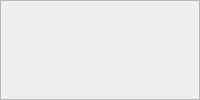
First picture: the form in source/paintwidget.ui, repository pionere/d1-graphics-tool, before the edit.
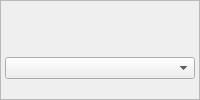
Second picture: the form after the edit.

```diff
--- a/source/paintwidget.ui
+++ b/source/paintwidget.ui
@@ -55,6 +55,18 @@
      </item>
     </layout>
    </item>
+   <item>
+    <layout class="QHBoxLayout" name="tilesetMaskHorizontalLayout">
+     <item>
+      <widget class="QComboBox" name="tilesetMaskComboBox"/>
+     </item>
+     <widget class="QPushButton" name="tilesetMaskPushButton">
+      <property name="text">
+       <string>Apply</string>
+      </property>
+     </widget>
+    </layout>
+   </item>
   </layout>
  </widget>
  <layoutdefault spacing="4" margin="4"/>
```
